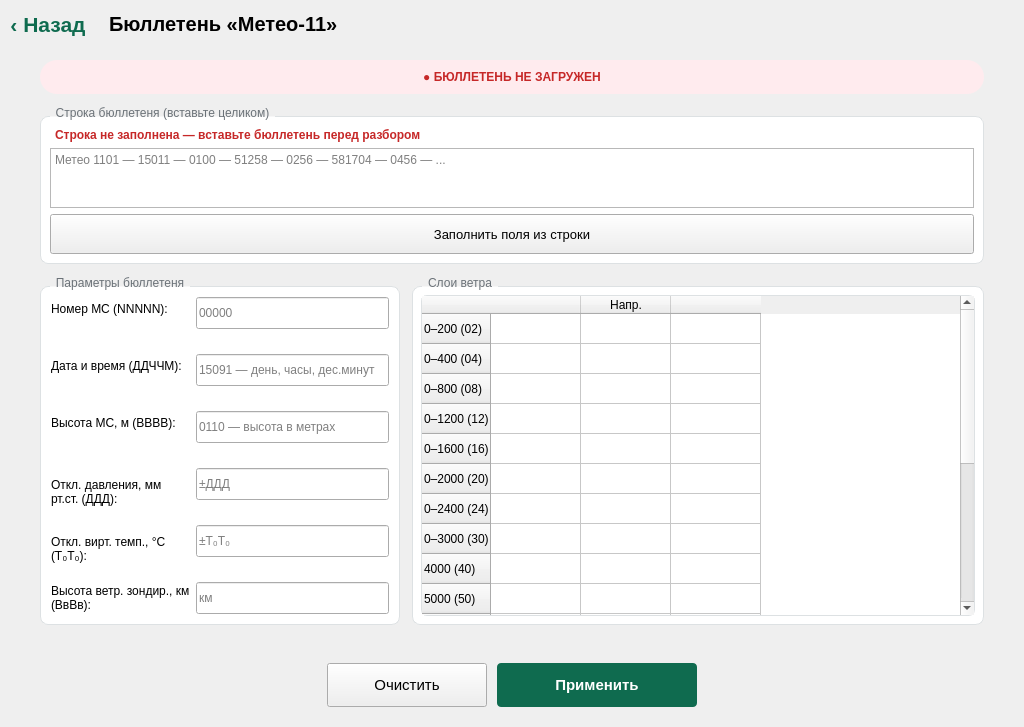
The window that Meteo11.ui (Pobryakushka/MMK) describes before a commit, drawn with Qt 5.
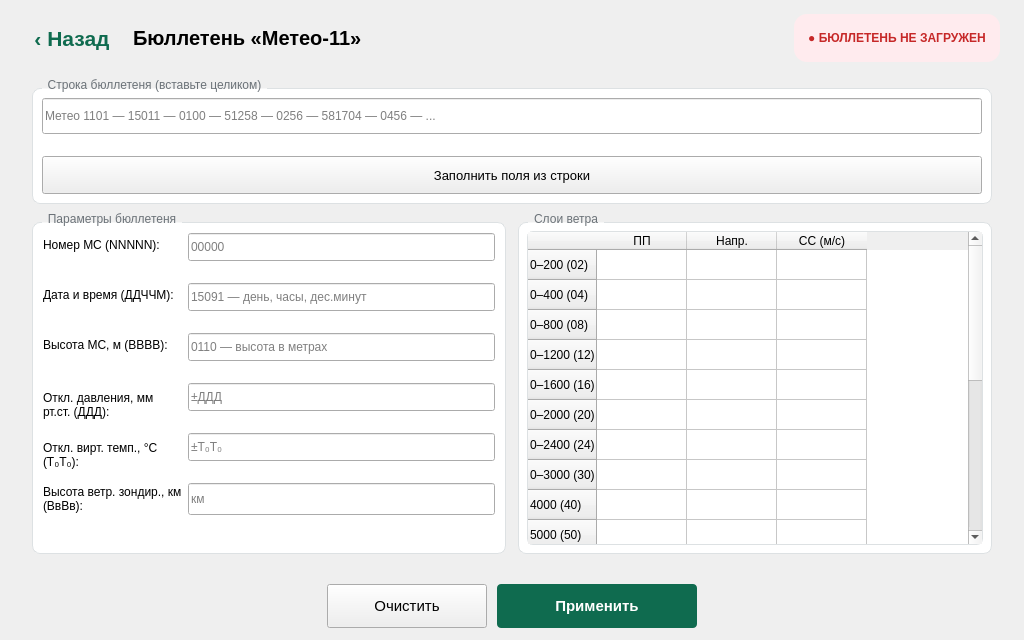
The same window after the commit.

Diff of the .ui file:
```diff
--- a/Meteo11.ui
+++ b/Meteo11.ui
@@ -42,6 +42,18 @@
    </property>
    <item>
     <layout class="QHBoxLayout" name="met11HeaderLayout">
+     <property name="leftMargin">
+      <number>24</number>
+     </property>
+     <property name="topMargin">
+      <number>14</number>
+     </property>
+     <property name="rightMargin">
+      <number>24</number>
+     </property>
+     <property name="bottomMargin">
+      <number>8</number>
+     </property>
      <item>
       <widget class="QPushButton" name="btnMet11Back">
        <property name="minimumSize">
@@ -82,35 +94,16 @@
        </property>
       </spacer>
      </item>
-    </layout>
-   </item>
-   <item>
-    <layout class="QVBoxLayout" name="met11ContentLayout">
-     <property name="spacing">
-      <number>12</number>
-     </property>
-     <property name="leftMargin">
-      <number>40</number>
-     </property>
-     <property name="topMargin">
-      <number>12</number>
-     </property>
-     <property name="rightMargin">
-      <number>40</number>
-     </property>
-     <property name="bottomMargin">
-      <number>20</number>
-     </property>
      <item>
       <widget class="QLabel" name="lblMet11StatusPill">
        <property name="minimumSize">
         <size>
          <width>0</width>
-         <height>34</height>
+         <height>28</height>
         </size>
        </property>
        <property name="styleSheet">
-        <string notr="true">padding: 6px 18px; border-radius: 17px; font-weight: bold; background-color: #FFEBEE; color: #C62828;</string>
+        <string notr="true">padding: 4px 14px; border-radius: 13px; font-weight: bold; font-size: 9pt; background-color: #FFEBEE; color: #C62828;</string>
        </property>
        <property name="text">
         <string>● БЮЛЛЕТЕНЬ НЕ ЗАГРУЖЕН</string>
@@ -120,6 +113,25 @@
        </property>
       </widget>
      </item>
+    </layout>
+   </item>
+   <item>
+    <layout class="QVBoxLayout" name="met11ContentLayout">
+     <property name="spacing">
+      <number>8</number>
+     </property>
+     <property name="leftMargin">
+      <number>32</number>
+     </property>
+     <property name="topMargin">
+      <number>8</number>
+     </property>
+     <property name="rightMargin">
+      <number>32</number>
+     </property>
+     <property name="bottomMargin">
+      <number>12</number>
+     </property>
      <item>
       <widget class="QGroupBox" name="grpRawString">
        <property name="styleSheet">
@@ -130,33 +142,14 @@
        </property>
        <layout class="QVBoxLayout" name="rawVLayout">
         <property name="spacing">
-         <number>6</number>
+         <number>4</number>
         </property>
         <item>
-         <widget class="QLabel" name="lblRawBulletinError">
-          <property name="visible">
-           <bool>false</bool>
-          </property>
-          <property name="styleSheet">
-           <string notr="true">color: #C62828; font-weight: bold; font-size: 9pt; padding: 2px 2px 0 2px;</string>
-          </property>
-          <property name="text">
-           <string>Строка не заполнена — вставьте бюллетень перед разбором</string>
-          </property>
-         </widget>
-        </item>
-        <item>
-         <widget class="QPlainTextEdit" name="plainEdit_rawBulletin">
+         <widget class="QLineEdit" name="lineEdit_rawBulletin">
           <property name="minimumSize">
            <size>
             <width>0</width>
-            <height>60</height>
-           </size>
-          </property>
-          <property name="maximumSize">
-           <size>
-            <width>16777215</width>
-            <height>80</height>
+            <height>36</height>
            </size>
           </property>
           <property name="placeholderText">
@@ -164,12 +157,34 @@
           </property>
          </widget>
         </item>
+        <item>
+         <widget class="QLabel" name="lblRawBulletinHint">
+          <property name="minimumSize">
+           <size>
+            <width>0</width>
+            <height>14</height>
+           </size>
+          </property>
+          <property name="maximumSize">
+           <size>
+            <width>16777215</width>
+            <height>14</height>
+           </size>
+          </property>
+          <property name="styleSheet">
+           <string notr="true">color: #C62828; font-weight: bold; font-size: 8pt;</string>
+          </property>
+          <property name="text">
+           <string/>
+          </property>
+         </widget>
+        </item>
         <item>
          <widget class="QPushButton" name="btnMet11Parse">
           <property name="minimumSize">
            <size>
             <width>0</width>
-            <height>40</height>
+            <height>38</height>
            </size>
           </property>
           <property name="styleSheet">
@@ -195,13 +210,13 @@
         <widget class="QGroupBox" name="grpHeader">
          <property name="minimumSize">
           <size>
-           <width>320</width>
+           <width>420</width>
            <height>0</height>
           </size>
          </property>
          <property name="maximumSize">
           <size>
-           <width>360</width>
+           <width>480</width>
            <height>16777215</height>
           </size>
          </property>
@@ -213,7 +228,7 @@
          </property>
          <layout class="QFormLayout" name="formHeader">
           <property name="verticalSpacing">
-           <number>10</number>
+           <number>6</number>
           </property>
           <property name="leftMargin">
            <number>10</number>
@@ -244,7 +259,7 @@
               <property name="minimumSize">
                <size>
                 <width>0</width>
-                <height>32</height>
+                <height>28</height>
                </size>
               </property>
               <property name="maxLength">
@@ -260,6 +275,18 @@
             </item>
             <item>
              <widget class="QLabel" name="lblStationNumHint">
+              <property name="minimumSize">
+               <size>
+                <width>0</width>
+                <height>14</height>
+               </size>
+              </property>
+              <property name="maximumSize">
+               <size>
+                <width>16777215</width>
+                <height>14</height>
+               </size>
+              </property>
               <property name="styleSheet">
                <string notr="true">color: #C62828; font-weight: bold; font-size: 8pt;</string>
               </property>
@@ -287,7 +314,7 @@
               <property name="minimumSize">
                <size>
                 <width>0</width>
-                <height>32</height>
+                <height>28</height>
                </size>
               </property>
               <property name="maxLength">
@@ -300,6 +327,18 @@
             </item>
             <item>
              <widget class="QLabel" name="lblDateTimeHint">
+              <property name="minimumSize">
+               <size>
+                <width>0</width>
+                <height>14</height>
+               </size>
+              </property>
+              <property name="maximumSize">
+               <size>
+                <width>16777215</width>
+                <height>14</height>
+               </size>
+              </property>
               <property name="styleSheet">
                <string notr="true">color: #C62828; font-weight: bold; font-size: 8pt;</string>
               </property>
@@ -327,7 +366,7 @@
               <property name="minimumSize">
                <size>
                 <width>0</width>
-                <height>32</height>
+                <height>28</height>
                </size>
               </property>
               <property name="placeholderText">
@@ -337,6 +376,18 @@
             </item>
             <item>
              <widget class="QLabel" name="lblStationHeightHint">
+              <property name="minimumSize">
+               <size>
+                <width>0</width>
+                <height>14</height>
+               </size>
+              </property>
+              <property name="maximumSize">
+               <size>
+                <width>16777215</width>
+                <height>14</height>
+               </size>
+              </property>
               <property name="styleSheet">
                <string notr="true">color: #C62828; font-weight: bold; font-size: 8pt;</string>
               </property>
@@ -367,7 +418,7 @@
               <property name="minimumSize">
                <size>
                 <width>0</width>
-                <height>32</height>
+                <height>28</height>
                </size>
               </property>
               <property name="placeholderText">
@@ -377,6 +428,18 @@
             </item>
             <item>
              <widget class="QLabel" name="lblPresDevHint">
+              <property name="minimumSize">
+               <size>
+                <width>0</width>
+                <height>14</height>
+               </size>
+              </property>
+              <property name="maximumSize">
+               <size>
+                <width>16777215</width>
+                <height>14</height>
+               </size>
+              </property>
               <property name="styleSheet">
                <string notr="true">color: #C62828; font-weight: bold; font-size: 8pt;</string>
               </property>
@@ -407,7 +470,7 @@
               <property name="minimumSize">
                <size>
                 <width>0</width>
-                <height>32</height>
+                <height>28</height>
                </size>
               </property>
               <property name="placeholderText">
@@ -417,6 +480,18 @@
             </item>
             <item>
              <widget class="QLabel" name="lblTempDevHint">
+              <property name="minimumSize">
+               <size>
+                <width>0</width>
+                <height>14</height>
+               </size>
+              </property>
+              <property name="maximumSize">
+               <size>
+                <width>16777215</width>
+                <height>14</height>
+               </size>
+              </property>
               <property name="styleSheet">
                <string notr="true">color: #C62828; font-weight: bold; font-size: 8pt;</string>
               </property>
@@ -479,6 +554,21 @@
           </property>
           <item>
            <widget class="QTableWidget" name="tableWidget_meteo11">
+            <property name="minimumSize">
+             <size>
+              <width>0</width>
+              <height>200</height>
+             </size>
+            </property>
+            <property name="maximumSize">
+             <size>
+              <width>16777215</width>
+              <height>320</height>
+             </size>
+            </property>
+            <property name="verticalScrollBarPolicy">
+             <enum>Qt::ScrollBarAsNeeded</enum>
+            </property>
             <property name="styleSheet">
              <string notr="true">QTableWidget { border: 1px solid #DDE1E3; border-radius: 6px; }</string>
             </property>
@@ -588,7 +678,7 @@
             </row>
             <column>
              <property name="text">
-              <string/>
+              <string>ПП</string>
              </property>
              <property name="toolTip">
               <string>ПП — поправка за плотность воздуха</string>
@@ -601,10 +691,7 @@
             </column>
             <column>
              <property name="text">
-              <string/>
-             </property>
-             <property name="toolTip">
-              <string>СС — скорость, м/с</string>
+              <string>СС (м/с)</string>
              </property>
             </column>
            </widget>
```
Left out of the diff: 5 changed lines with no effect on the pictures.
